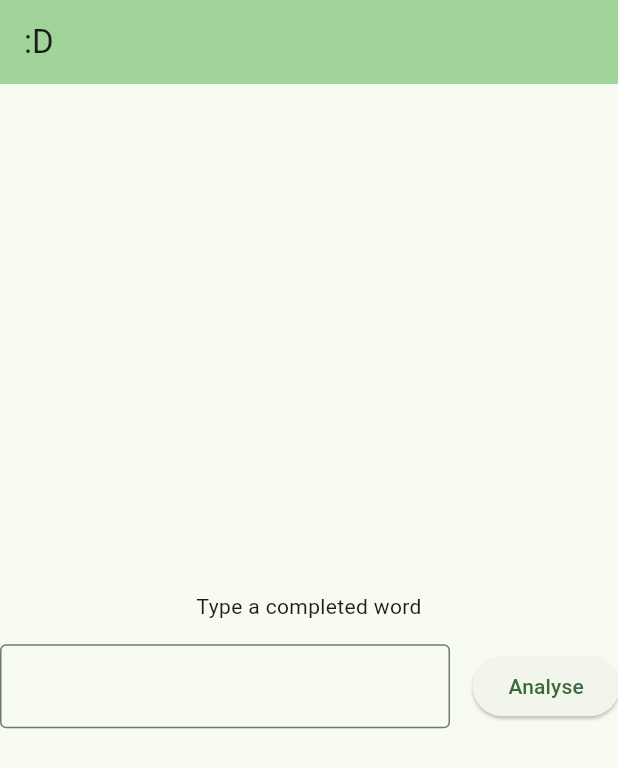
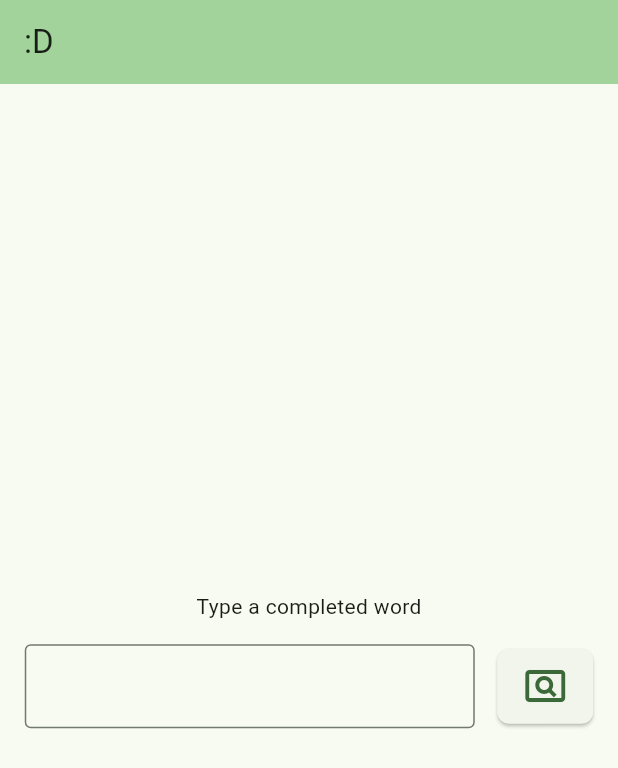
Before and after one commit to Lillyliv7/Kalaallisut-Dictionary, a Flutter app: the screen it shows after launch, on a phone screen of 412 x 824 dp. Shown: the top 768 px of the screen. Run offline on Flutter 3.47's test engine with Material 3 defaults, Android fonts, the phone set to English and light mode, and no system bars.

Commit message:
i dont remember

```diff
--- a/kalaallisutdictionary/lib/main.dart
+++ b/kalaallisutdictionary/lib/main.dart
@@ -99,7 +99,14 @@ class _WordAnalyserPageState extends State<WordAnalyserPage> {
                 SizedBox(width: 15),
                 ElevatedButton(
                   onPressed: _searchDatabase,
-                  child: Text('Analyse')
+                  style: ElevatedButton.styleFrom(
+                    fixedSize: const Size(50, 50),
+                    padding: EdgeInsets.zero, // Essential for small squares
+                    shape: RoundedRectangleBorder(
+                      borderRadius: BorderRadius.circular(8), // Adjust for corner sharpness
+                    ),
+                  ),
+                  child: const Icon(Icons.pageview_outlined, size:32),
                 )
               ]
             ),
```
Also changed, not shown: kalaallisutdictionary/pubspec.lock.
